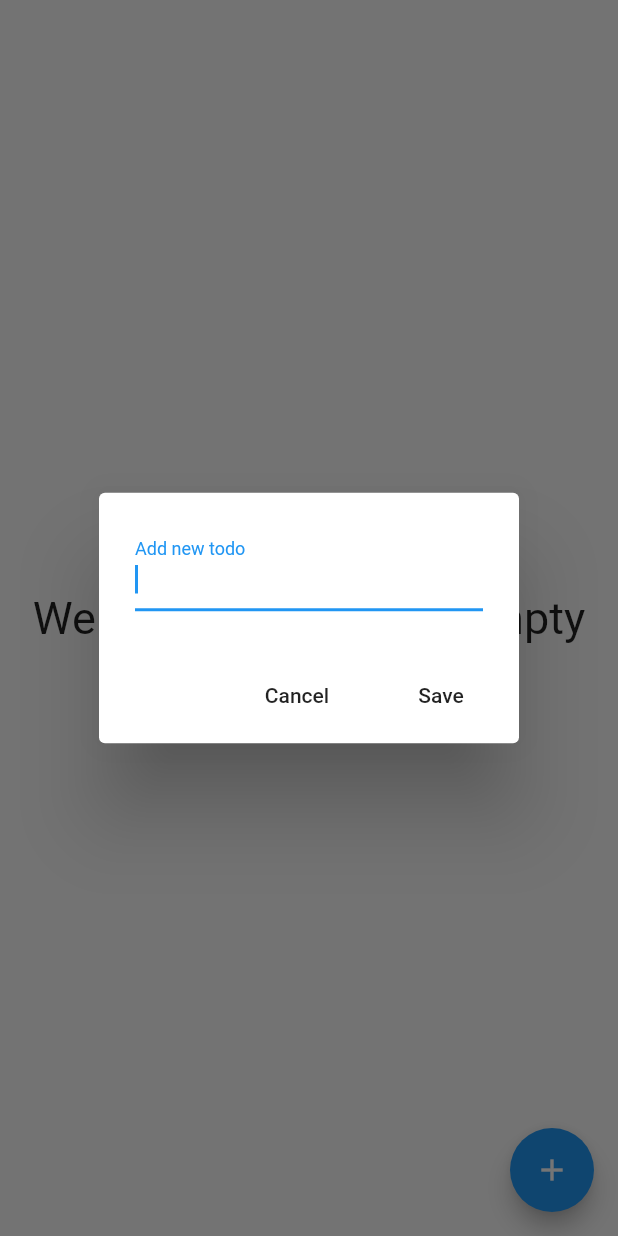
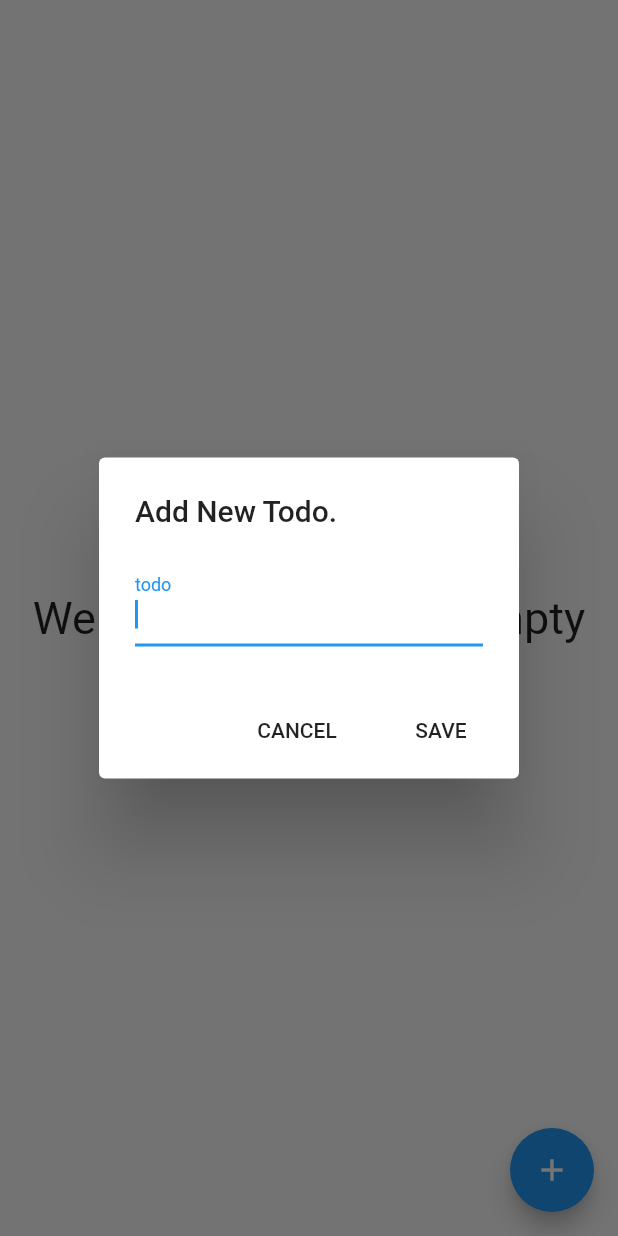
Before and after one commit to kvaishak/dashy, a Flutter app: the HomePage screen opened directly, after a tap on the "add" icon, on a phone screen of 412 x 824 dp. Run offline on Flutter 3.47's test engine with Material 2 defaults, Android fonts, the phone set to English and light mode, and no system bars; our stand-ins replace firebase_auth, firebase_database; accounts and stored records are empty.

Commit message:
Changed the adding a new todo with a new title.

```diff
--- a/lib/pages/home_page.dart
+++ b/lib/pages/home_page.dart
@@ -186,25 +186,26 @@ class _HomePageState extends State<HomePage> {
         context: context,
         builder: (BuildContext context) {
           return AlertDialog(
+            title: new Text("Add New Todo."),
             content: new Row(
               children: <Widget>[
                 new Expanded(child: new TextField(
                   controller: _textEditingController,
                   autofocus: true,
                   decoration: new InputDecoration(
-                    labelText: 'Add new todo',
+                    labelText: 'todo',
                   ),
                 ))
               ],
             ),
             actions: <Widget>[
               new FlatButton(
-                  child: const Text('Cancel'),
+                  child: const Text('CANCEL'),
                   onPressed: () {
                     Navigator.pop(context);
                   }),
               new FlatButton(
-                  child: const Text('Save'),
+                  child: const Text('SAVE'),
                   onPressed: () {
                     _addNewTodo(_textEditingController.text.toString());
                     Navigator.pop(context);
```
